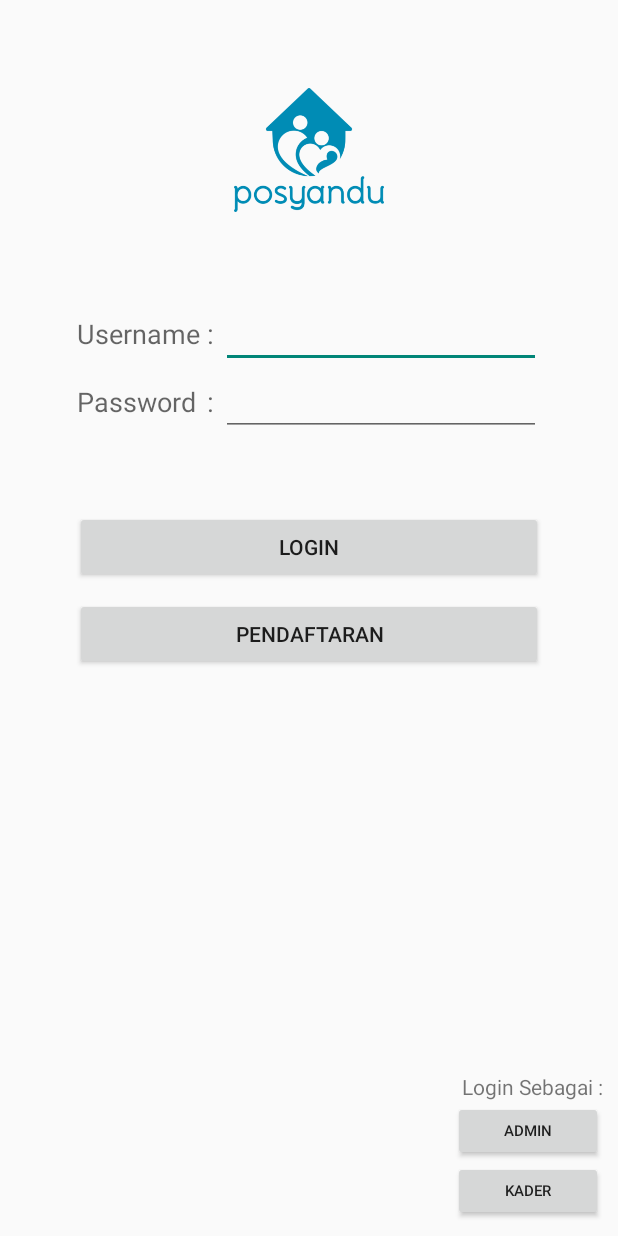
After one commit to dimasa07/AKB-SIPosyandu, an Android app: the layout login.xml on its own in the app's theme, with its tools: preview values and no code run, on a phone screen of 412 x 824 dp. The commit adds this screen. Run offline under Robolectric (Android 15) with nearby library versions, the phone set to English and light mode, and no system bars.

```diff
--- /dev/null
+++ b/app/src/main/java/com/akb/siposyandu/constants/Level.java
@@ -0,0 +1,6 @@
+package com.akb.siposyandu.constants;
+
+public enum Level
+{
+	ADMIN, KADER, PESERTA
+}
--- a/app/src/main/res/drawable/splash_screen_background.xml
+++ b/app/src/main/res/drawable/splash_screen_background.xml
@@ -4,6 +4,7 @@
 		android:drawable="@drawable/background_gradient"/>
 	<item>
 		<bitmap android:gravity="center"
-			android:src="@drawable/ic_launcher"/>
+
+			android:src="@drawable/logo_posyandu"/>
 	</item>
 </layer-list>
--- /dev/null
+++ b/app/src/main/res/layout/login.xml
@@ -0,0 +1,124 @@
+<?xml version="1.0" encoding="utf-8"?>
+<RelativeLayout
+	xmlns:android="http://schemas.android.com/apk/res/android"
+	android:layout_width="fill_parent"
+	android:layout_height="fill_parent">
+
+	<LinearLayout
+		android:orientation="vertical"
+		android:gravity="top|center"
+		android:padding="50dp"
+		android:layout_centerHorizontal="true"
+		android:layout_height="wrap_content"
+		android:layout_width="match_parent">
+
+		<ImageView
+			android:src="@drawable/logo_posyandu"
+			android:layout_width="100dp"
+			android:layout_height="100dp"/>
+
+		<TableLayout
+			android:layout_height="wrap_content"
+			android:layout_width="wrap_content"
+			android:layout_marginTop="50dp">
+
+			<TableRow
+				android:layout_height="wrap_content"
+				android:layout_width="wrap_content"
+				android:gravity="center">
+
+				<TextView
+					android:layout_height="wrap_content"
+					android:textAppearance="?android:attr/textAppearanceMedium"
+					android:layout_width="wrap_content"
+					android:text="Username"/>
+
+				<TextView
+					android:layout_height="wrap_content"
+					android:textAppearance="?android:attr/textAppearanceMedium"
+					android:layout_width="wrap_content"
+					android:text=" : "/>
+
+				<EditText
+					android:layout_height="wrap_content"
+					android:layout_width="wrap_content"
+					android:ems="10"
+					android:id="@+id/login_editText_username"/>
+
+			</TableRow>
+
+			<TableRow
+				android:layout_height="wrap_content"
+				android:layout_width="wrap_content"
+				android:gravity="center">
+
+				<TextView
+					android:layout_height="wrap_content"
+					android:textAppearance="?android:attr/textAppearanceMedium"
+					android:layout_width="wrap_content"
+					android:text="Password"/>
+
+				<TextView
+					android:layout_height="wrap_content"
+					android:textAppearance="?android:attr/textAppearanceMedium"
+					android:layout_width="wrap_content"
+					android:text=" : "/>
+
+				<EditText
+					android:layout_height="wrap_content"
+					android:inputType="textPassword"
+					android:layout_width="wrap_content"
+					android:ems="10"
+					android:id="@+id/login_editText_password"/>
+
+			</TableRow>
+
+		</TableLayout>
+
+		<Button
+			android:layout_height="wrap_content"
+			android:layout_width="match_parent"
+			android:text="LOGIN"
+			android:layout_marginTop="50dp"
+			android:id="@+id/login_button_login"/>
+
+		<Button
+			android:layout_height="wrap_content"
+			android:layout_width="match_parent"
+			android:text="PENDAFTARAN"
+			android:layout_marginTop="10dp"
+			android:id="@+id/login_button_pendaftaran"/>
+
+	</LinearLayout>
+
+	<LinearLayout
+		android:layout_height="wrap_content"
+		android:layout_width="wrap_content"
+		android:orientation="vertical"
+		android:layout_alignParentBottom="true"
+		android:layout_alignParentRight="true"
+		android:layout_margin="10dp"
+		android:gravity="right">
+
+		<TextView
+			android:layout_height="wrap_content"
+			android:layout_width="wrap_content"
+			android:text="Login Sebagai :"/>
+
+		<Button
+			style="?android:attr/buttonStyleSmall"
+			android:layout_height="40dp"
+			android:layout_width="100dp"
+			android:text="Admin"
+			android:textSize="10sp"/>
+
+		<Button
+			style="?android:attr/buttonStyleSmall"
+			android:layout_height="40dp"
+			android:layout_width="100dp"
+			android:text="Kader"
+			android:textSize="10sp"/>
+
+	</LinearLayout>
+
+</RelativeLayout>
--- a/app/src/main/res/menu/drawer_menu.xml
+++ b/app/src/main/res/menu/drawer_menu.xml
@@ -3,7 +3,7 @@
 	xmlns:tools="http://schemas.android.com/tools"
 	tools:showIn="navigation_view">
 	<item
-		android:title="Tes Fungsi">
+		android:title="Menu">
 		<menu>
 			<group
 				android:checkableBehavior="single"
```
Also changed, not shown: app/src/main/AndroidManifest.xml (+8 -3 lines), app/src/main/java/com/akb/siposyandu/SplashScreen.java (+4 -3 lines), app/src/main/java/com/akb/siposyandu/activities/BerandaActivity.java (+15 -25 lines), app/src/main/java/com/akb/siposyandu/activities/LoginActivity.java (+75 -2 lines), app/src/main/java/com/akb/siposyandu/constants/ConstantVariables.java (added, +20 -0 lines), app/src/main/java/com/akb/siposyandu/models/User.java (added, +23 -0 lines), app/src/main/java/com/akb/siposyandu/services/LoginService.java (added, +77 -0 lines), app/src/main/res/drawable/logo_posyandu.png (added).
